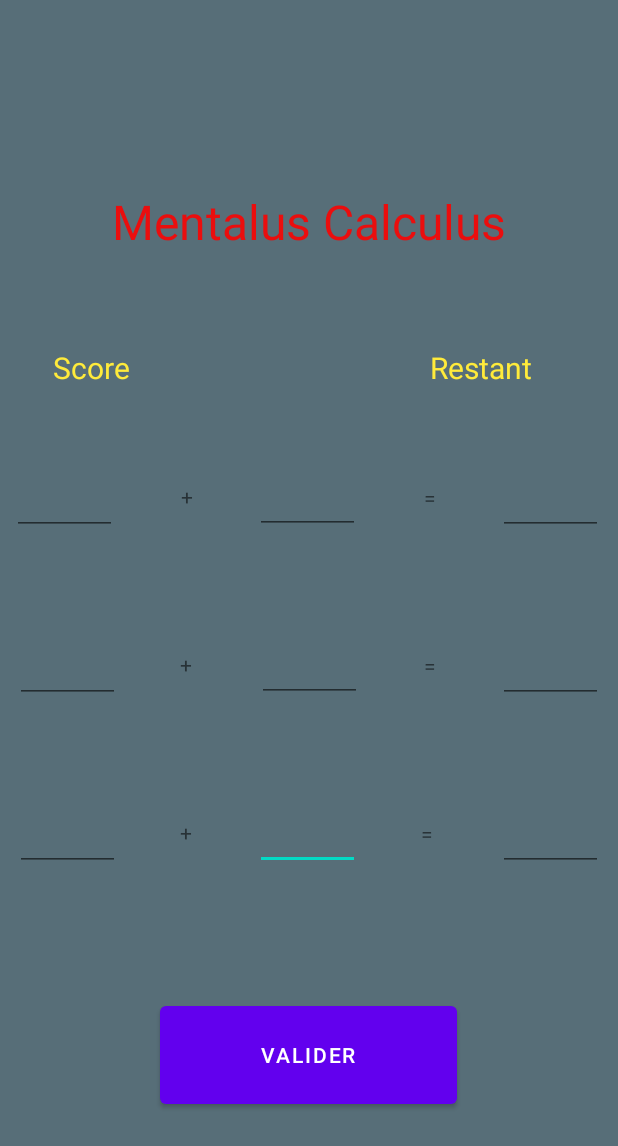
After one commit to Bibi210/My-Daily-Stimulis, an Android app: the Calculs screen opened directly, with no data from a screen before it, on a phone screen of 412 x 824 dp. The commit adds this screen. Shown: the top 1146 px of the screen. Run offline under Robolectric (Android 15) with nearby library versions, the phone set to English and light mode, and no system bars.

Commit message:
Xml Calculs

```diff
--- a/app/src/main/AndroidManifest.xml
+++ b/app/src/main/AndroidManifest.xml
@@ -9,6 +9,9 @@
         android:roundIcon="@mipmap/ic_launcher_round"
         android:supportsRtl="true"
         android:theme="@style/Theme.MyDailyStimulis">
+        <activity
+            android:name=".Calculs"
+            android:exported="false" />
         <activity
             android:name=".Ball_Game"
             android:exported="false" />
--- /dev/null
+++ b/app/src/main/java/com/example/mydailystimulis/Calculs.java
@@ -0,0 +1,14 @@
+package com.example.mydailystimulis;
+
+import androidx.appcompat.app.AppCompatActivity;
+
+import android.os.Bundle;
+
+public class Calculs extends AppCompatActivity {
+
+    @Override
+    protected void onCreate(Bundle savedInstanceState) {
+        super.onCreate(savedInstanceState);
+        setContentView(R.layout.activity_calculs);
+    }
+}
--- a/app/src/main/java/com/example/mydailystimulis/MainActivity.java
+++ b/app/src/main/java/com/example/mydailystimulis/MainActivity.java
@@ -28,4 +28,5 @@ public class MainActivity
       startActivity(Go_game);
     }
   }
+
 }
--- /dev/null
+++ b/app/src/main/res/layout/activity_calculs.xml
@@ -0,0 +1,287 @@
+<?xml version="1.0" encoding="utf-8"?>
+<androidx.constraintlayout.widget.ConstraintLayout xmlns:android="http://schemas.android.com/apk/res/android"
+    xmlns:app="http://schemas.android.com/apk/res-auto"
+    xmlns:tools="http://schemas.android.com/tools"
+    android:layout_width="match_parent"
+    android:layout_height="match_parent"
+    android:background="#576E78"
+    tools:context=".Calculs">
+
+    <EditText
+        android:id="@+id/B_Equation3"
+        android:layout_width="70dp"
+        android:layout_height="50dp"
+        android:layout_marginStart="10dp"
+        android:layout_marginTop="356dp"
+        android:layout_marginEnd="10dp"
+        android:editable="false"
+        android:ems="10"
+        android:inputType="number"
+        android:textAlignment="center"
+        app:layout_constraintEnd_toStartOf="@+id/Equal_Equation3"
+        app:layout_constraintStart_toEndOf="@+id/Operator_Equation1"
+        app:layout_constraintTop_toBottomOf="@+id/textView2"
+        tools:ignore="DuplicateSpeakableTextCheck,SpeakableTextPresentCheck" />
+
+    <EditText
+        android:id="@+id/A_Equation3"
+        android:layout_width="70dp"
+        android:layout_height="50dp"
+        android:layout_marginStart="10dp"
+        android:layout_marginTop="272dp"
+        android:layout_marginEnd="10dp"
+        android:editable="false"
+        android:ems="10"
+        android:inputType="number"
+        android:textAlignment="center"
+        app:layout_constraintEnd_toStartOf="@+id/Operator_Equation3"
+        app:layout_constraintHorizontal_bias="0.0"
+        app:layout_constraintStart_toStartOf="parent"
+        app:layout_constraintTop_toBottomOf="@+id/calculs_score"
+        tools:ignore="SpeakableTextPresentCheck" />
+
+    <EditText
+        android:id="@+id/C_Equation3"
+        android:layout_width="70dp"
+        android:layout_height="50dp"
+        android:layout_marginStart="10dp"
+        android:layout_marginTop="272dp"
+        android:layout_marginEnd="10dp"
+        android:editable="false"
+        android:ems="10"
+        android:inputType="number"
+        android:textAlignment="center"
+        app:layout_constraintEnd_toEndOf="parent"
+        app:layout_constraintHorizontal_bias="0.0"
+        app:layout_constraintStart_toEndOf="@+id/Equal_Equation1"
+        app:layout_constraintTop_toBottomOf="@+id/calculs_restants"
+        tools:ignore="SpeakableTextPresentCheck" />
+
+    <TextView
+        android:id="@+id/Equal_Equation3"
+        android:layout_width="70dp"
+        android:layout_height="50dp"
+        android:layout_marginStart="10dp"
+        android:layout_marginTop="62dp"
+        android:gravity="center"
+        android:text="="
+        app:layout_constraintStart_toEndOf="@+id/B_Equation3"
+        app:layout_constraintTop_toBottomOf="@+id/Equal_Equation2" />
+
+    <TextView
+        android:id="@+id/Operator_Equation3"
+        android:layout_width="70dp"
+        android:layout_height="50dp"
+        android:layout_marginStart="10dp"
+        android:layout_marginTop="356dp"
+        android:layout_marginEnd="10dp"
+        android:gravity="center"
+        android:text="+"
+        app:layout_constraintEnd_toStartOf="@+id/B_Equation3"
+        app:layout_constraintStart_toEndOf="@+id/A_Equation1"
+        app:layout_constraintTop_toBottomOf="@+id/textView2" />
+
+    <EditText
+        android:id="@+id/B_Equation2"
+        android:layout_width="70dp"
+        android:layout_height="50dp"
+        android:layout_marginStart="10dp"
+        android:layout_marginTop="244dp"
+        android:layout_marginEnd="10dp"
+        android:editable="false"
+        android:ems="10"
+        android:inputType="number"
+        android:textAlignment="center"
+        app:layout_constraintEnd_toStartOf="@+id/Equal_Equation2"
+        app:layout_constraintStart_toEndOf="@+id/Operator_Equation1"
+        app:layout_constraintTop_toBottomOf="@+id/textView2"
+        tools:ignore="SpeakableTextPresentCheck" />
+
+    <TextView
+        android:id="@+id/Equal_Equation2"
+        android:layout_width="70dp"
+        android:layout_height="50dp"
+        android:layout_marginStart="12dp"
+        android:layout_marginTop="160dp"
+        android:gravity="center"
+        android:text="="
+        app:layout_constraintStart_toEndOf="@+id/B_Equation1"
+        app:layout_constraintTop_toBottomOf="@+id/calculs_restants" />
+
+    <TextView
+        android:id="@+id/Operator_Equation2"
+        android:layout_width="70dp"
+        android:layout_height="50dp"
+        android:layout_marginStart="10dp"
+        android:layout_marginTop="244dp"
+        android:layout_marginEnd="10dp"
+        android:gravity="center"
+        android:text="+"
+        app:layout_constraintEnd_toStartOf="@+id/B_Equation2"
+        app:layout_constraintStart_toEndOf="@+id/A_Equation1"
+        app:layout_constraintTop_toBottomOf="@+id/textView2" />
+
+    <EditText
+        android:id="@+id/C_Equation2"
+        android:layout_width="70dp"
+        android:layout_height="50dp"
+        android:layout_marginStart="10dp"
+        android:layout_marginTop="160dp"
+        android:layout_marginEnd="10dp"
+        android:editable="false"
+        android:ems="10"
+        android:inputType="number"
+        android:textAlignment="center"
+        app:layout_constraintEnd_toEndOf="parent"
+        app:layout_constraintHorizontal_bias="0.0"
+        app:layout_constraintStart_toEndOf="@+id/Equal_Equation1"
+        app:layout_constraintTop_toBottomOf="@+id/calculs_restants"
+        tools:ignore="SpeakableTextPresentCheck" />
+
+    <EditText
+        android:id="@+id/A_Equation2"
+        android:layout_width="70dp"
+        android:layout_height="50dp"
+        android:layout_marginStart="10dp"
+        android:layout_marginTop="160dp"
+        android:layout_marginEnd="10dp"
+        android:editable="false"
+        android:ems="10"
+        android:inputType="number"
+        android:textAlignment="center"
+        app:layout_constraintEnd_toStartOf="@+id/Operator_Equation2"
+        app:layout_constraintHorizontal_bias="0.0"
+        app:layout_constraintStart_toStartOf="parent"
+        app:layout_constraintTop_toBottomOf="@+id/calculs_score"
+        tools:ignore="SpeakableTextPresentCheck" />
+
+    <EditText
+        android:id="@+id/B_Equation1"
+        android:layout_width="70dp"
+        android:layout_height="50dp"
+        android:layout_marginStart="10dp"
+        android:layout_marginTop="132dp"
+        android:editable="false"
+        android:ems="10"
+        android:inputType="number"
+        android:textAlignment="center"
+        app:layout_constraintStart_toEndOf="@+id/Operator_Equation1"
+        app:layout_constraintTop_toBottomOf="@+id/textView2"
+        tools:ignore="SpeakableTextPresentCheck" />
+
+    <TextView
+        android:id="@+id/Equal_Equation1"
+        android:layout_width="70dp"
+        android:layout_height="50dp"
+        android:layout_marginStart="12dp"
+        android:layout_marginTop="48dp"
+        android:gravity="center"
+        android:text="="
+        app:layout_constraintStart_toEndOf="@+id/B_Equation1"
+        app:layout_constraintTop_toBottomOf="@+id/calculs_restants" />
+
+    <TextView
+        android:id="@+id/Operator_Equation1"
+        android:layout_width="70dp"
+        android:layout_height="50dp"
+        android:layout_marginStart="10dp"
+        android:layout_marginTop="132dp"
+        android:layout_marginEnd="10dp"
+        android:gravity="center"
+        android:text="+"
+        app:layout_constraintEnd_toStartOf="@+id/B_Equation1"
+        app:layout_constraintStart_toEndOf="@+id/A_Equation1"
+        app:layout_constraintTop_toBottomOf="@+id/textView2" />
+
+    <EditText
+        android:id="@+id/C_Equation1"
+        android:layout_width="70dp"
+        android:layout_height="50dp"
+        android:layout_marginStart="10dp"
+        android:layout_marginTop="48dp"
+        android:layout_marginEnd="10dp"
+        android:editable="false"
+        android:ems="10"
+        android:inputType="number"
+        android:textAlignment="center"
+        app:layout_constraintEnd_toEndOf="parent"
+        app:layout_constraintHorizontal_bias="0.0"
+        app:layout_constraintStart_toEndOf="@+id/Equal_Equation1"
+        app:layout_constraintTop_toBottomOf="@+id/calculs_restants"
+        tools:ignore="SpeakableTextPresentCheck" />
+
+    <EditText
+        android:id="@+id/A_Equation1"
+        android:layout_width="70dp"
+        android:layout_height="50dp"
+        android:layout_marginStart="8dp"
+        android:layout_marginTop="48dp"
+        android:editable="false"
+        android:ems="10"
+        android:inputType="number"
+        android:textAlignment="center"
+        app:layout_constraintStart_toStartOf="parent"
+        app:layout_constraintTop_toBottomOf="@+id/calculs_score"
+        tools:ignore="SpeakableTextPresentCheck" />
+
+    <TextView
+        android:id="@+id/textView2"
+        android:layout_width="match_parent"
+        android:layout_height="wrap_content"
+        android:layout_marginBottom="650dp"
+        android:minHeight="48dp"
+        android:text="Mentalus Calculus"
+        android:textAlignment="center"
+        android:textColor="#EA0E0E"
+        android:textSize="32sp"
+        app:layout_constraintBottom_toBottomOf="parent"
+        app:layout_constraintEnd_toEndOf="parent"
+        app:layout_constraintHorizontal_bias="0.0"
+        app:layout_constraintStart_toStartOf="parent"
+        app:layout_constraintTop_toTopOf="parent"
+        app:layout_constraintVertical_bias="1.0" />
+
+    <Button
+        android:id="@+id/button"
+        android:layout_width="198dp"
+        android:layout_height="77dp"
+        android:layout_marginStart="106dp"
+        android:layout_marginTop="84dp"
+        android:layout_marginEnd="107dp"
+        android:layout_marginBottom="82dp"
+        android:text="Valider"
+        android:textAlignment="center"
+        app:layout_constraintBottom_toBottomOf="parent"
+        app:layout_constraintEnd_toEndOf="parent"
+        app:layout_constraintStart_toStartOf="parent"
+        app:layout_constraintTop_toBottomOf="@+id/B_Equation3" />
+
+    <TextView
+        android:id="@+id/calculs_score"
+        android:layout_width="wrap_content"
+        android:layout_height="wrap_content"
+        android:layout_marginStart="35dp"
+        android:layout_marginTop="57dp"
+        android:layout_marginEnd="227dp"
+        android:layout_marginBottom="56dp"
+        android:text="Score"
+        android:textColor="#FFEB3B"
+        android:textSize="20sp"
+        app:layout_constraintBottom_toTopOf="@+id/A_Equation1"
+        app:layout_constraintEnd_toStartOf="@+id/calculs_restants"
+        app:layout_constraintStart_toStartOf="parent"
+        app:layout_constraintTop_toBottomOf="@+id/textView2" />
+
+    <TextView
+        android:id="@+id/calculs_restants"
+        android:layout_width="wrap_content"
+        android:layout_height="wrap_content"
+        android:layout_marginStart="200dp"
+        android:layout_marginTop="57dp"
+        android:text="Restant"
+        android:textColor="#FFEB3B"
+        android:textSize="20sp"
+        app:layout_constraintStart_toEndOf="@+id/calculs_score"
+        app:layout_constraintTop_toBottomOf="@+id/textView2" />
+
+</androidx.constraintlayout.widget.ConstraintLayout>
--- a/app/src/main/res/layout/ball_game.xml
+++ /dev/null
@@ -1,7 +0,0 @@
-<?xml version="1.0" encoding="utf-8"?>
-<androidx.constraintlayout.widget.ConstraintLayout xmlns:android="http://schemas.android.com/apk/res/android"
-    xmlns:app="http://schemas.android.com/apk/res-auto"
-    xmlns:tools="http://schemas.android.com/tools"
-    android:layout_width="match_parent"
-    android:layout_height="match_parent"
-    tools:context=".Ball_Game"/>
--- a/app/src/main/res/values/themes.xml
+++ b/app/src/main/res/values/themes.xml
@@ -1,6 +1,6 @@
 <resources xmlns:tools="http://schemas.android.com/tools">
     <!-- Base application theme. -->
-    <style name="Theme.MyDailyStimulis" parent="Theme.MaterialComponents.DayNight.DarkActionBar">
+    <style name="Theme.MyDailyStimulis" parent="Theme.MaterialComponents.DayNight.NoActionBar">
         <!-- Primary brand color. -->
         <item name="colorPrimary">@color/purple_500</item>
         <item name="colorPrimaryVariant">@color/purple_700</item>
```
